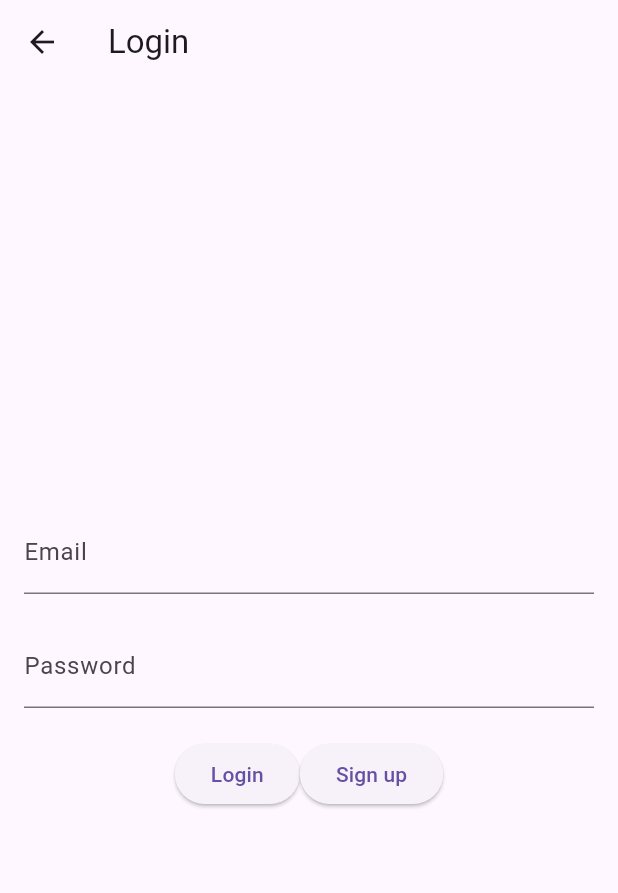
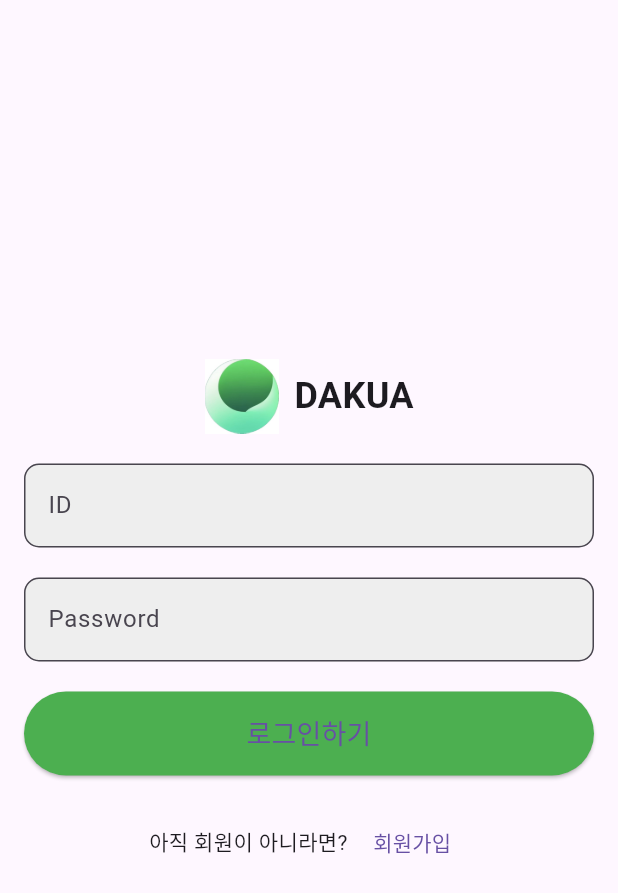
Before and after one commit to jjjooo-it/Flutter_DAKUA, a Flutter app: the screen it shows after launch, on a phone screen of 412 x 824 dp. Shown: the top 893 px of the screen. Run offline on Flutter 3.47's test engine with Material 3 defaults, Android fonts, the phone set to English and light mode, and no system bars.

Commit message:
feat: finish login ui

```diff
--- /dev/null
+++ b/lib/model/user.dart
@@ -0,0 +1,10 @@
+//이름, 아이디, 비밀번호, 국적
+
+class User {
+  final String name;
+  final String id;
+  final String password;
+  final String country;
+
+  User({required this.name, required this.id, required this.password,required this.country});
+}
--- a/lib/view/front/loginPage.dart
+++ b/lib/view/front/loginPage.dart
@@ -1,32 +1,50 @@
-//email, password
-
+import 'package:flutter/material.dart';
 import 'package:mobileplatform_project/view/front/signupPage.dart';
-import 'package:mobileplatform_project/view/front/middlePage.dart';
 import 'package:mobileplatform_project/view/home/homePage.dart';
-import 'package:flutter/material.dart';
 
 void main() {
   runApp(const LoginPage());
 }
 
 class LoginPage extends StatelessWidget {
-  const LoginPage({super.key});
+  const LoginPage({Key? key});
 
   @override
   Widget build(BuildContext context) {
     return Scaffold(
-      appBar: AppBar(
-        title: Text('Login'),
-      ),
       body: Padding(
         padding: EdgeInsets.all(16.0),
         child: Column(
           mainAxisAlignment: MainAxisAlignment.center,
           children: <Widget>[
+            Row(
+              mainAxisAlignment: MainAxisAlignment.center,
+              children: [
+                Image.asset(
+                  'assets/icons/logo.jpeg', // 이미지 파일 경로 설정
+                  width: 50, // 이미지 너비 설정
+                  height: 50, // 이미지 높이 설정
+                ),
+                SizedBox(width: 10),
+                Text(
+                  'DAKUA',
+                  style: TextStyle(
+                    fontSize: 24,
+                    fontWeight: FontWeight.bold,
+                  ),
+                ),
+              ],
+            ),
+            SizedBox(height: 20),
             TextField(
               // controller: _emailController,
               decoration: InputDecoration(
-                labelText: 'Email',
+                labelText: 'ID',
+                filled: true, // 배경색 채우기
+                fillColor: Colors.grey[200], // 배경색 변경
+                border: OutlineInputBorder( // 둥근 테두리
+                  borderRadius: BorderRadius.circular(10.0),
+                ),
               ),
             ),
             SizedBox(height: 20),
@@ -35,19 +53,43 @@ class LoginPage extends StatelessWidget {
               obscureText: true,
               decoration: InputDecoration(
                 labelText: 'Password',
+                filled: true, // 배경색 채우기
+                fillColor: Colors.grey[200], // 배경색 변경
+                border: OutlineInputBorder( // 둥근 테두리
+                  borderRadius: BorderRadius.circular(10.0),
+                ),
+              ),
+            ),
+            SizedBox(height: 20),
+            SizedBox(
+              width: double.infinity, // 버튼 너비를 화면 가로 전체로 확장
+              child: ElevatedButton(
+                style: ElevatedButton.styleFrom(
+                  primary: Colors.green, // 버튼 색상 변경
+                  padding: EdgeInsets.symmetric(vertical: 15.0), // 버튼 내부 패딩
+                ),
+                onPressed: () => _navigateToMainPage(context),
+                child: Text(
+                  '로그인하기',
+                  style: TextStyle(fontSize: 18.0), // 폰트 크기 변경
+                ),
               ),
             ),
             SizedBox(height: 20),
             Row(
               mainAxisAlignment: MainAxisAlignment.center,
               children: [
-                ElevatedButton(
-                  child: Text("Login"),
-                  onPressed: () => _navigateToMainPage(context),
+                Text(
+                  '아직 회원이 아니라면?',
+                  style: TextStyle(fontSize: 14.0), // 폰트 크기 변경
                 ),
-                ElevatedButton(
-                  child: Text("Sign up"),
+                SizedBox(width: 5),
+                TextButton(
                   onPressed: () => _navigateToSignUpPage(context),
+                  child: Text(
+                    '회원가입',
+                    style: TextStyle(fontSize: 14.0), // 폰트 크기 변경
+                  ),
                 ),
               ],
             ),
--- a/pubspec.yaml
+++ b/pubspec.yaml
@@ -67,6 +67,7 @@ flutter:
     - assets/icons/4.png
     - assets/icons/top_logo.png
     - assets/icons/buttom.png
+    - assets/icons/logo.jpeg
   # To add assets to your application, add an assets section, like this:
   # assets:
   #   - images/a_dot_burr.jpeg
```
Also changed, not shown: assets/icons/logo.jpeg (added), lib/dataSource/user_dataSource.dart (added).
